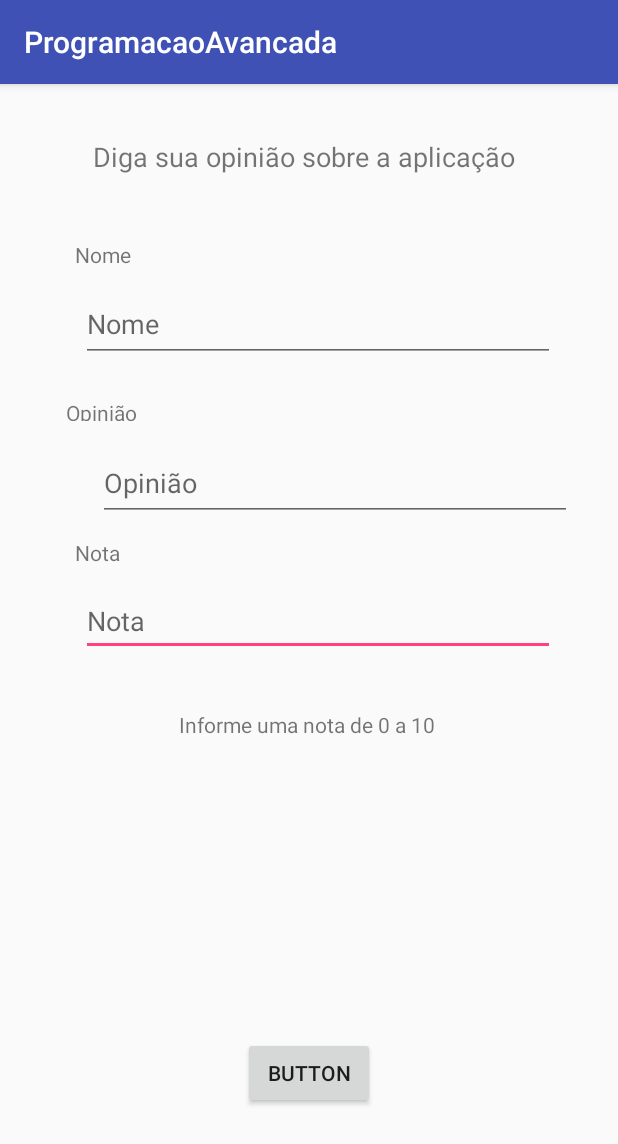
After one commit to Renan1309/projeto_prog_avancada, an Android app: the FeedbackActivity screen opened directly, with no data from a screen before it, on a phone screen of 412 x 824 dp. The commit adds this screen. Shown: the top 1144 px of the screen. Run offline under Robolectric (Android 15) with nearby library versions, the phone set to English and light mode, and no system bars.

Commit message:
Implementation Form Feedback

```diff
--- a/app/src/main/AndroidManifest.xml
+++ b/app/src/main/AndroidManifest.xml
@@ -23,7 +23,8 @@
         <activity android:name=".CepActivity" />
         <activity android:name=".CurriculoActivity" />
         <activity android:name=".ListServiceActivity" />
-
+        <activity android:name=".FeedbackActivity" />
+        <activity android:name=".ProfissionalActivity"></activity>
     </application>
 
 </manifest>
--- a/app/src/main/java/br/edu/fbv/programacaoavancada/CardsActivity.java
+++ b/app/src/main/java/br/edu/fbv/programacaoavancada/CardsActivity.java
@@ -51,6 +51,8 @@ public class CardsActivity extends AppCompatActivity {
                               break;
                           case 1:
                               Toast.makeText(getApplicationContext(), "Click feedback", Toast.LENGTH_SHORT).show();
+                              Intent activityfeedback = new Intent(CardsActivity.this,FeedbackActivity.class);
+                              startActivity(activityfeedback);
                               break;
                           case 2 :
                               Toast.makeText(getApplicationContext(), "Card teste", Toast.LENGTH_SHORT).show();
--- /dev/null
+++ b/app/src/main/java/br/edu/fbv/programacaoavancada/FeedbackActivity.java
@@ -0,0 +1,13 @@
+package br.edu.fbv.programacaoavancada;
+
+import android.support.v7.app.AppCompatActivity;
+import android.os.Bundle;
+
+public class FeedbackActivity extends AppCompatActivity {
+
+    @Override
+    protected void onCreate(Bundle savedInstanceState) {
+        super.onCreate(savedInstanceState);
+        setContentView(R.layout.activity_feedback);
+    }
+}
--- a/app/src/main/java/requisicao/ServiceMongo.java
+++ b/app/src/main/java/requisicao/ServiceMongo.java
@@ -30,7 +30,8 @@ public class ServiceMongo extends AsyncTask<Void, Void , List<Pessoa>> {
     @Override
     protected List<Pessoa> doInBackground(Void... voids) {
 
-        String urlmongo = "https://vast-hollows-56426.herokuapp.com/cadastro";
+        //String urlmongo = "https://vast-hollows-56426.herokuapp.com/cadastro";
+        String urlmongo = "http://192.168.15.9:8080/cadastro";
         InputStream inputStream = null;
 
         InputStreamReader inputStreamReader = null;
--- /dev/null
+++ b/app/src/main/res/layout/activity_feedback.xml
@@ -0,0 +1,132 @@
+<?xml version="1.0" encoding="utf-8"?>
+<android.support.constraint.ConstraintLayout xmlns:android="http://schemas.android.com/apk/res/android"
+    xmlns:app="http://schemas.android.com/apk/res-auto"
+    xmlns:tools="http://schemas.android.com/tools"
+    android:layout_width="match_parent"
+    android:layout_height="match_parent"
+    tools:context=".FeedbackActivity">
+
+    <TextView
+        android:id="@+id/textView"
+        android:layout_width="289dp"
+        android:layout_height="40dp"
+        android:layout_marginEnd="8dp"
+        android:layout_marginStart="8dp"
+        android:layout_marginTop="36dp"
+        android:text="Diga sua opinião sobre a aplicação"
+        android:textSize="18sp"
+        app:layout_constraintEnd_toEndOf="parent"
+        app:layout_constraintHorizontal_bias="0.509"
+        app:layout_constraintStart_toStartOf="parent"
+        app:layout_constraintTop_toTopOf="parent" />
+
+    <TextView
+        android:id="@+id/textView2"
+        android:layout_width="wrap_content"
+        android:layout_height="wrap_content"
+        android:layout_marginEnd="8dp"
+        android:layout_marginStart="8dp"
+        android:layout_marginTop="28dp"
+        android:text="Nome"
+        app:layout_constraintEnd_toEndOf="parent"
+        app:layout_constraintHorizontal_bias="0.117"
+        app:layout_constraintStart_toStartOf="parent"
+        app:layout_constraintTop_toBottomOf="@+id/textView" />
+
+    <TextView
+        android:id="@+id/textView3"
+        android:layout_width="wrap_content"
+        android:layout_height="15dp"
+        android:layout_marginBottom="8dp"
+        android:layout_marginEnd="8dp"
+        android:layout_marginStart="44dp"
+        android:layout_marginTop="16dp"
+        android:text="Opinião"
+        app:layout_constraintBottom_toTopOf="@+id/opiniaofeed"
+        app:layout_constraintEnd_toEndOf="parent"
+        app:layout_constraintHorizontal_bias="0.0"
+        app:layout_constraintStart_toStartOf="parent"
+        app:layout_constraintTop_toBottomOf="@+id/nomefeed"
+        app:layout_constraintVertical_bias="0.47" />
+
+    <TextView
+        android:id="@+id/textView5"
+        android:layout_width="48dp"
+        android:layout_height="22dp"
+        android:layout_marginBottom="8dp"
+        android:layout_marginEnd="8dp"
+        android:layout_marginStart="8dp"
+        android:layout_marginTop="8dp"
+        android:text="Nota"
+        app:layout_constraintBottom_toTopOf="@+id/notafeed"
+        app:layout_constraintEnd_toEndOf="parent"
+        app:layout_constraintHorizontal_bias="0.121"
+        app:layout_constraintStart_toStartOf="parent"
+        app:layout_constraintTop_toBottomOf="@+id/opiniaofeed" />
+
+    <EditText
+        android:id="@+id/notafeed"
+        android:layout_width="316dp"
+        android:layout_height="46dp"
+        android:layout_marginEnd="8dp"
+        android:layout_marginStart="20dp"
+        android:layout_marginTop="44dp"
+        android:hint="Nota"
+        app:layout_constraintEnd_toEndOf="parent"
+        app:layout_constraintStart_toStartOf="parent"
+        app:layout_constraintTop_toBottomOf="@+id/opiniaofeed" />
+
+    <EditText
+        android:id="@+id/nomefeed"
+        android:layout_width="316dp"
+        android:layout_height="50dp"
+        android:layout_marginEnd="8dp"
+        android:layout_marginStart="20dp"
+        android:layout_marginTop="12dp"
+        android:hint="Nome"
+        app:layout_constraintEnd_toEndOf="parent"
+        app:layout_constraintStart_toStartOf="parent"
+        app:layout_constraintTop_toBottomOf="@+id/textView2" />
+
+    <EditText
+        android:id="@+id/opiniaofeed"
+        android:layout_width="316dp"
+        android:layout_height="50dp"
+        android:layout_marginEnd="8dp"
+        android:layout_marginStart="8dp"
+        android:layout_marginTop="56dp"
+        android:hint="Opinião"
+        app:layout_constraintEnd_toEndOf="parent"
+        app:layout_constraintHorizontal_bias="0.714"
+        app:layout_constraintStart_toStartOf="parent"
+        app:layout_constraintTop_toBottomOf="@+id/nomefeed" />
+
+    <TextView
+        android:id="@+id/textView6"
+        android:layout_width="wrap_content"
+        android:layout_height="21dp"
+        android:layout_marginEnd="8dp"
+        android:layout_marginStart="8dp"
+        android:layout_marginTop="36dp"
+        android:text="Informe uma nota de 0 a 10 "
+        app:layout_constraintEnd_toEndOf="parent"
+        app:layout_constraintHorizontal_bias="0.502"
+        app:layout_constraintStart_toStartOf="parent"
+        app:layout_constraintTop_toBottomOf="@+id/notafeed" />
+
+    <Button
+        android:id="@+id/enviarfeed"
+        android:layout_width="wrap_content"
+        android:layout_height="wrap_content"
+        android:layout_marginBottom="8dp"
+        android:layout_marginEnd="8dp"
+        android:layout_marginStart="8dp"
+        android:layout_marginTop="8dp"
+        android:text="Button"
+        app:layout_constraintBottom_toBottomOf="parent"
+        app:layout_constraintEnd_toEndOf="parent"
+        app:layout_constraintStart_toStartOf="parent"
+        app:layout_constraintTop_toBottomOf="@+id/textView6"
+        app:layout_constraintVertical_bias="0.712" />
+
+</android.support.constraint.ConstraintLayout>
```
Also changed, not shown: app/src/main/java/br/edu/fbv/programacaoavancada/FormularioActivity.java (+40 -0 lines), app/src/main/java/br/edu/fbv/programacaoavancada/ProfissionalActivity.java (added, +13 -0 lines), app/src/main/java/requisicao/PostService.java (+77 -1 lines), app/src/main/res/layout/activity_formulario.xml (+4 -5 lines), app/src/main/res/layout/activity_profissional.xml (added, +9 -0 lines).
